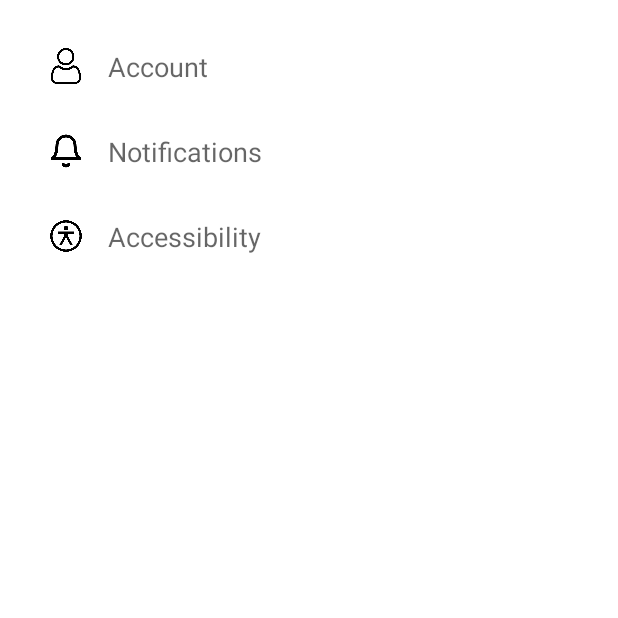
After one commit to BenJohnson0/CleanStreets, an Android app: the SettingsActivity screen opened directly, with no data from a screen before it, on a phone screen of 412 x 824 dp, the top half of it. The commit adds this screen. Run offline under Robolectric (Android 15) with nearby library versions, the phone set to English and light mode, and no system bars; Roboto replaces fonts that are not available here.

Commit message:
added placeholder SettingsActivity, AccessibilityActivity and Notifications

```diff
--- a/app/src/main/AndroidManifest.xml
+++ b/app/src/main/AndroidManifest.xml
@@ -22,6 +22,12 @@
         android:supportsRtl="true"
         android:theme="@style/Theme.Urbanmanagementapp"
         tools:targetApi="31">
+        <activity
+            android:name=".AccessibilityActivity"
+            android:exported="false" />
+        <activity
+            android:name=".SettingsActivity"
+            android:exported="false" />
 
         <meta-data
             android:name="com.google.android.geo.API_KEY"
--- /dev/null
+++ b/app/src/main/java/com/example/urban_management_app/SettingsActivity.java
@@ -0,0 +1,60 @@
+package com.example.urban_management_app;
+
+import android.content.Intent;
+import android.os.Bundle;
+import android.view.View;
+import android.widget.LinearLayout;
+import android.widget.Toast;
+
+import androidx.appcompat.app.AppCompatActivity;
+
+public class SettingsActivity extends AppCompatActivity {
+
+    @Override
+    protected void onCreate(Bundle savedInstanceState) {
+        super.onCreate(savedInstanceState);
+        setContentView(R.layout.activity_settings);
+
+        LinearLayout accountOption = findViewById(R.id.accountOption);
+        LinearLayout notificationsOption = findViewById(R.id.notificationsOption);
+        LinearLayout accessibilityOption = findViewById(R.id.accessibilityOption);
+
+        // Set a click listener for the Account option
+        accountOption.setOnClickListener(new View.OnClickListener() {
+            @Override
+            public void onClick(View v) {
+                // launch AccountManagementActivity
+                showToast("Account");
+                Intent intent = new Intent(SettingsActivity.this, AccountManagementActivity.class);
+                startActivity(intent);
+            }
+        });
+
+        // Set a click listener for the Accessibility option (placeholder)
+        accessibilityOption.setOnClickListener(new View.OnClickListener() {
+            @Override
+            public void onClick(View v) {
+                // TODO: Launch the AccessibilityActivity (which is currently blank)
+                showToast("Accessibility");
+                Intent intent = new Intent(SettingsActivity.this, AccessibilityActivity.class);
+                startActivity(intent);
+            }
+        });
+
+
+        notificationsOption.setOnClickListener(new View.OnClickListener() {
+            @Override
+            public void onClick(View v) {
+                // TODO: Launch the NotificationsActivity (which is currently blank)
+                showToast("Notifications");
+                Intent intent = new Intent(SettingsActivity.this, AccessibilityActivity.class);
+                startActivity(intent);
+            }
+        });
+
+    }
+
+    private void showToast(String message) {
+        Toast.makeText(this, message, Toast.LENGTH_SHORT).show();
+    }
+}
--- /dev/null
+++ b/app/src/main/res/layout/activity_settings.xml
@@ -0,0 +1,92 @@
+<?xml version="1.0" encoding="utf-8"?>
+<LinearLayout
+    xmlns:android="http://schemas.android.com/apk/res/android"
+    xmlns:tools="http://schemas.android.com/tools"
+    android:layout_width="match_parent"
+    android:layout_height="match_parent"
+    android:orientation="vertical"
+    android:padding="16dp"
+    tools:context=".SettingsActivity">
+
+    <!-- account option (visible if authenticated) -->
+    <LinearLayout
+        android:id="@+id/accountOption"
+        android:layout_width="match_parent"
+        android:layout_height="wrap_content"
+        android:orientation="horizontal"
+        android:padding="16dp"
+        android:clickable="true"
+        android:background="?android:attr/selectableItemBackground"
+        android:visibility="visible">
+
+        <ImageView
+            android:layout_width="24dp"
+            android:layout_height="24dp"
+            android:src="@drawable/account"
+            android:layout_gravity="center_vertical"
+            android:contentDescription="Account Icon" />
+
+        <TextView
+            android:layout_width="wrap_content"
+            android:layout_height="wrap_content"
+            android:text="Account"
+            android:layout_marginStart="16dp"
+            android:layout_gravity="center_vertical"
+            android:textAppearance="?android:attr/textAppearanceMedium" />
+
+    </LinearLayout>
+
+    <LinearLayout
+        android:id="@+id/notificationsOption"
+        android:layout_width="match_parent"
+        android:layout_height="wrap_content"
+        android:orientation="horizontal"
+        android:padding="16dp"
+        android:clickable="true"
+        android:background="?android:attr/selectableItemBackground">
+
+        <ImageView
+            android:layout_width="24dp"
+            android:layout_height="24dp"
+            android:src="@drawable/notifications"
+            android:layout_gravity="center_vertical"
+            android:contentDescription="Notifications Icon" />
+
+        <TextView
+            android:layout_width="wrap_content"
+            android:layout_height="wrap_content"
+            android:text="Notifications"
+            android:layout_marginStart="16dp"
+            android:layout_gravity="center_vertical"
+            android:textAppearance="?android:attr/textAppearanceMedium" />
+
+    </LinearLayout>
+
+
+    <LinearLayout
+        android:id="@+id/accessibilityOption"
+        android:layout_width="match_parent"
+        android:layout_height="wrap_content"
+        android:orientation="horizontal"
+        android:padding="16dp"
+        android:clickable="true"
+        android:background="?android:attr/selectableItemBackground">
+
+        <ImageView
+            android:layout_width="24dp"
+            android:layout_height="24dp"
+            android:src="@drawable/accessibility"
+            android:layout_gravity="center_vertical"
+            android:contentDescription="Accessibility Icon" />
+
+        <TextView
+            android:layout_width="wrap_content"
+            android:layout_height="wrap_content"
+            android:text="Accessibility"
+            android:layout_marginStart="16dp"
+            android:layout_gravity="center_vertical"
+            android:textAppearance="?android:attr/textAppearanceMedium" />
+
+    </LinearLayout>
+
+</LinearLayout>
```
Also changed, not shown: app/src/main/java/com/example/urban_management_app/AccessibilityActivity.java (added, +15 -0 lines), app/src/main/java/com/example/urban_management_app/HomeActivity.java (+6 -5 lines), app/src/main/res/layout/activity_accessibility.xml (added, +9 -0 lines), app/src/main/res/drawable/accessibility.png (added), app/src/main/res/drawable/notifications.png (added).
